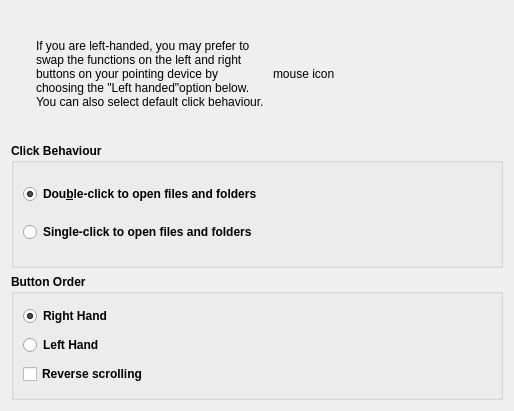
First picture: the form in kde4/kaptan4/src/gui/mouseWidget.ui, repository pars-linux/uludag, before the edit.
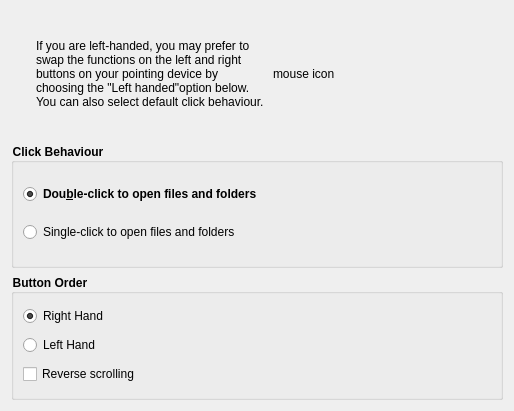
Second picture: the form after the edit.

Commit message: add style pics

The edit to the form file:
```diff
--- a/kde4/kaptan4/src/gui/mouseWidget.ui
+++ b/kde4/kaptan4/src/gui/mouseWidget.ui
@@ -67,6 +67,9 @@
        <property name="autoFillBackground">
         <bool>false</bool>
        </property>
+       <property name="styleSheet">
+        <string notr="true">color:black</string>
+       </property>
        <property name="title">
         <string>Click Behaviour</string>
        </property>
@@ -124,6 +127,9 @@
          <bold>true</bold>
         </font>
        </property>
+       <property name="styleSheet">
+        <string notr="true">color:black</string>
+       </property>
        <property name="title">
         <string>Button Order</string>
        </property>
@@ -147,6 +153,9 @@
         </item>
         <item row="2" column="0">
          <widget class="QCheckBox" name="checkReverse">
+          <property name="styleSheet">
+           <string notr="true">color:black</string>
+          </property>
           <property name="text">
            <string>Reverse scrolling</string>
           </property>
```
Left out of the diff: 3 changed lines with no effect on the pictures. The commit also changes 6 other files.
